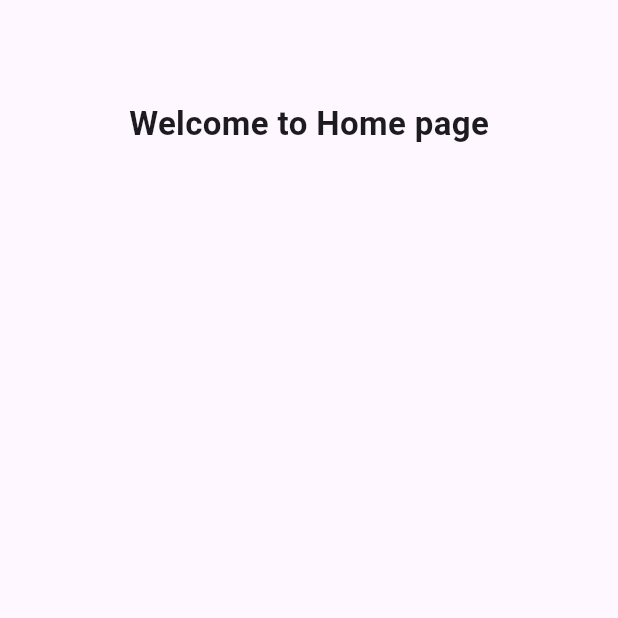
After one commit to manasvistha/rentora, a Flutter app: the BottomnavigationScreen screen opened by its route, on a phone screen of 412 x 824 dp, the part 493-1111 px from its top. The commit adds this screen. Run offline on Flutter 3.47's test engine with Material 3 defaults, Android fonts, the phone set to English and light mode, and no system bars.

Commit message:
bottomnavigation

```diff
--- a/lib/app.dart
+++ b/lib/app.dart
@@ -1,4 +1,5 @@
 import 'package:flutter/material.dart';
+import 'package:rentora/screens/home_screen.dart';
 import 'package:rentora/screens/splash_screen.dart';
 import 'package:rentora/screens/landing_screen.dart';
 import 'package:rentora/screens/login_screen.dart';
@@ -6,6 +7,7 @@ import 'package:rentora/screens/forgot_screen.dart';
 import 'package:rentora/screens/signup_screen.dart';
 import 'package:rentora/screens/onboardingScreen.dart';
 import 'package:rentora/screens/bottomnavigation_screen.dart';
+import 'package:rentora/screens/home_screen.dart';
 
 class App extends StatelessWidget {
   const App({super.key});
@@ -22,6 +24,7 @@ class App extends StatelessWidget {
         '/signup': (context) => const SignupScreen(),
         '/onboarding': (context) => const OnboardingScreen(),
         '/bottomnavigation': (context) => const BottomnavigationScreen(),
+        '/home': (context) => const HomeScreen(),
       },
     );
   }
--- a/lib/screens/bottomnavigation_screen.dart
+++ b/lib/screens/bottomnavigation_screen.dart
@@ -1,4 +1,5 @@
 import 'package:flutter/material.dart';
+import 'home_screen.dart';
 
 class BottomnavigationScreen extends StatefulWidget {
   const BottomnavigationScreen({super.key});
@@ -10,17 +11,19 @@ class BottomnavigationScreen extends StatefulWidget {
 class _BottomnavigationScreenState extends State<BottomnavigationScreen> {
   int _selectedIndex = 0;
 
+  final List<Widget> _screens = const [HomeScreen()];
+
   @override
   Widget build(BuildContext context) {
     return Scaffold(
-      appBar: AppBar(title: const Text("Home"), centerTitle: true),
+      appBar: AppBar(
+        title: Text(
+          ["Home", "Search", "Message", "Settings", "Profile"][_selectedIndex],
+        ),
+        centerTitle: true,
+      ),
 
-      body: const Center(
-        child: Text(
-          "Welcome to Home page ",
-          style: TextStyle(fontSize: 22, fontWeight: FontWeight.bold),
-        ),
-      ),
+      body: _screens[_selectedIndex],
 
       bottomNavigationBar: BottomNavigationBar(
         type: BottomNavigationBarType.fixed,
--- /dev/null
+++ b/lib/screens/home_screen.dart
@@ -0,0 +1,15 @@
+import 'package:flutter/material.dart';
+
+class HomeScreen extends StatelessWidget {
+  const HomeScreen({super.key});
+
+  @override
+  Widget build(BuildContext context) {
+    return const Center(
+      child: Text(
+        "Welcome to Home page",
+        style: TextStyle(fontSize: 22, fontWeight: FontWeight.bold),
+      ),
+    );
+  }
+}
```
